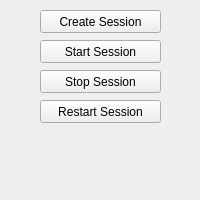
Above: Gems/Gamiant/HoudiniEngine/Code/Source/UI/HoudiniSessionControls.ui from Gamiant/o3de before the change. Below: the same form after it.
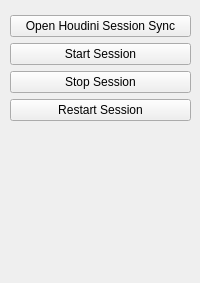
That is the form after the change.

Commit message: Houdini Session Creation works + removed legacy patterns

Diff of the .ui file:
```diff
--- a/Gems/Gamiant/HoudiniEngine/Code/Source/UI/HoudiniSessionControls.ui
+++ b/Gems/Gamiant/HoudiniEngine/Code/Source/UI/HoudiniSessionControls.ui
@@ -7,7 +7,7 @@
     <x>0</x>
     <y>0</y>
     <width>200</width>
-    <height>200</height>
+    <height>283</height>
    </rect>
   </property>
   <property name="minimumSize">
@@ -19,6 +19,17 @@
   <property name="windowTitle">
    <string>Houdini Status</string>
   </property>
+  <widget class="QWidget" name="">
+   <property name="geometry">
+    <rect>
+     <x>10</x>
+     <y>-10</y>
+     <width>181</width>
+     <height>131</height>
+    </rect>
+   </property>
+   <layout class="QVBoxLayout" name="verticalLayout">
+    <item>
   <widget class="QLabel" name="txtTasksRemaining">
    <property name="geometry">
     <rect>
@@ -32,57 +43,36 @@
     <string/>
    </property>
   </widget>
-  <widget class="QPushButton" name="pushButton">
-   <property name="geometry">
-    <rect>
-     <x>40</x>
-     <y>10</y>
-     <width>121</width>
-     <height>23</height>
-    </rect>
-   </property>
+    </item>
+    <item>
+     <widget class="QPushButton" name="pbOpenHoudini">
    <property name="text">
-    <string>Create Session</string>
-   </property>
-  </widget>
-  <widget class="QPushButton" name="pushButton_2">
-   <property name="geometry">
-    <rect>
-     <x>40</x>
-     <y>40</y>
-     <width>121</width>
-     <height>23</height>
-    </rect>
-   </property>
+       <string>Open Houdini Session Sync</string>
+      </property>
+     </widget>
+    </item>
+    <item>
+     <widget class="QPushButton" name="pbStartSession">
    <property name="text">
     <string>Start Session</string>
    </property>
   </widget>
-  <widget class="QPushButton" name="pushButton_3">
-   <property name="geometry">
-    <rect>
-     <x>40</x>
-     <y>70</y>
-     <width>121</width>
-     <height>23</height>
-    </rect>
-   </property>
+    </item>
+    <item>
+     <widget class="QPushButton" name="pbStopSession">
    <property name="text">
     <string>Stop Session</string>
    </property>
   </widget>
-  <widget class="QPushButton" name="pushButton_4">
-   <property name="geometry">
-    <rect>
-     <x>40</x>
-     <y>100</y>
-     <width>121</width>
-     <height>23</height>
-    </rect>
-   </property>
+    </item>
+    <item>
+     <widget class="QPushButton" name="pbRestartSession">
    <property name="text">
     <string>Restart Session</string>
    </property>
+     </widget>
+    </item>
+   </layout>
   </widget>
  </widget>
  <resources/>
```
Left out of the diff: 8 changed lines with no effect on the pictures. Lines whose indentation alone changed are shown as unchanged. The commit also changes 22 other files.
